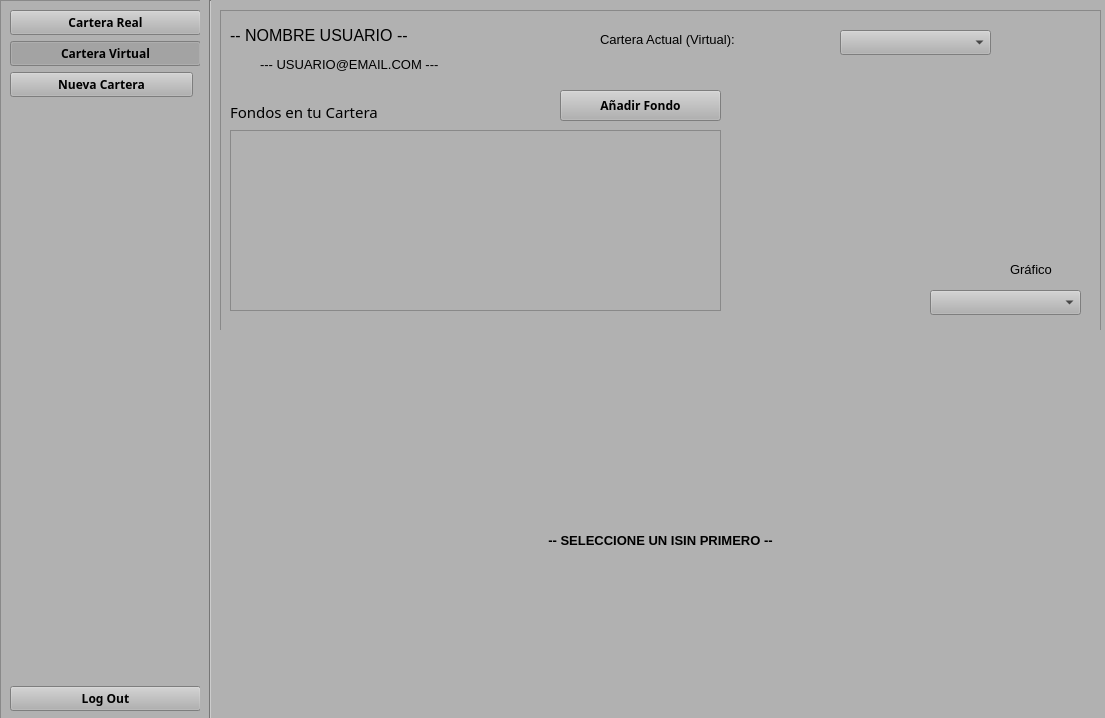
Above: src/View/PrincipalUsuario.ui from jesusramondovale/IngenicaSTS before the change. Below: the same form after it.
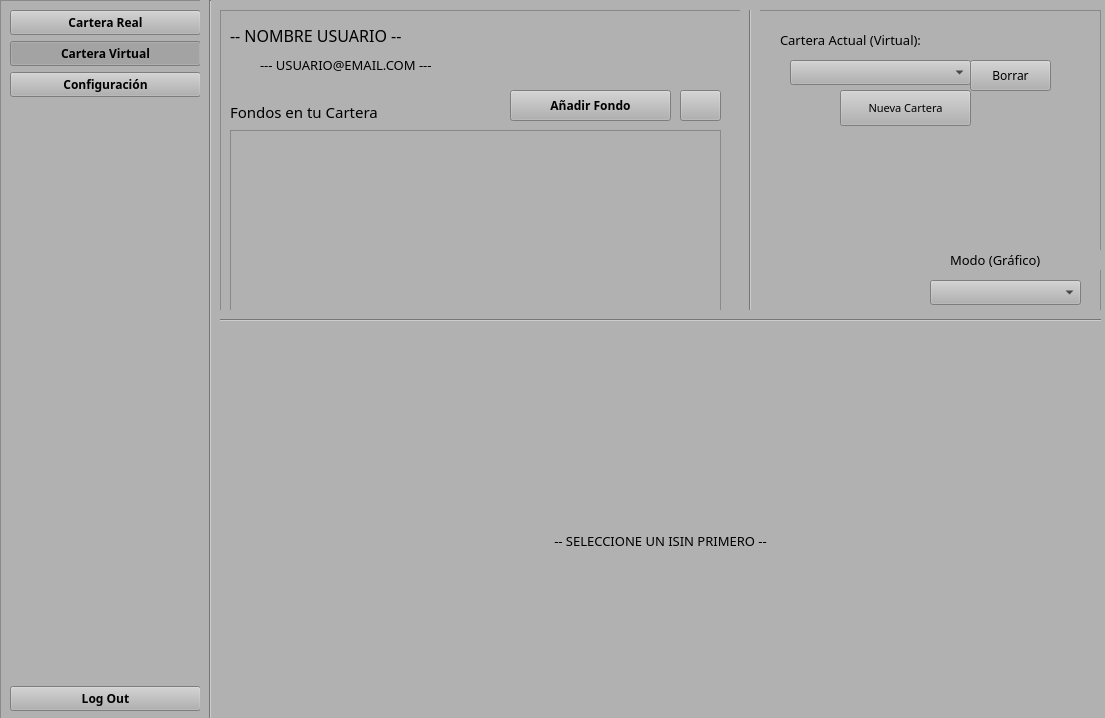
That is the form after the change. Icons and pictures are not drawn.

Commit message: Añadido: Borrar Carteras y Borrar Fondos en Cada Cartera

```diff
--- a/src/View/PrincipalUsuario.ui
+++ b/src/View/PrincipalUsuario.ui
@@ -91,13 +91,7 @@
       </widget>
      </item>
      <item>
-      <widget class="QPushButton" name="buttonAddCarteras">
-       <property name="maximumSize">
-        <size>
-         <width>183</width>
-         <height>16777215</height>
-        </size>
-       </property>
+      <widget class="QPushButton" name="buttonCartVirt_2">
        <property name="font">
         <font>
          <family>Yu Gothic UI Light</family>
@@ -107,11 +101,17 @@
         </font>
        </property>
        <property name="text">
-        <string>Nueva Cartera</string>
+        <string>Configuración</string>
        </property>
        <property name="icon">
         <iconset>
-         <normaloff>../../../feather/plus-circle.svg</normaloff>../../../feather/plus-circle.svg</iconset>
+         <normaloff>../../../feather/settings.svg</normaloff>../../../feather/settings.svg</iconset>
+       </property>
+       <property name="checkable">
+        <bool>false</bool>
+       </property>
+       <property name="checked">
+        <bool>false</bool>
        </property>
       </widget>
      </item>
@@ -190,8 +190,10 @@
       </property>
       <property name="font">
        <font>
-        <family>MS UI Gothic</family>
+        <family>Yu Gothic UI Light</family>
         <pointsize>10</pointsize>
+        <weight>50</weight>
+        <bold>false</bold>
        </font>
       </property>
       <property name="text">
@@ -209,6 +211,7 @@
       </property>
       <property name="font">
        <font>
+        <family>Yu Gothic UI Light</family>
         <pointsize>12</pointsize>
         <weight>50</weight>
         <bold>false</bold>
@@ -243,30 +246,38 @@
      <widget class="QLabel" name="label">
       <property name="geometry">
        <rect>
-        <x>790</x>
-        <y>250</y>
-        <width>68</width>
-        <height>19</height>
+        <x>730</x>
+        <y>240</y>
+        <width>151</width>
+        <height>20</height>
        </rect>
       </property>
       <property name="font">
        <font>
+        <family>Yu Gothic UI Light</family>
         <pointsize>10</pointsize>
+        <weight>50</weight>
+        <bold>false</bold>
        </font>
       </property>
       <property name="text">
-       <string>Gráfico</string>
+       <string>Modo (Gráfico)</string>
       </property>
      </widget>
      <widget class="QComboBox" name="cbModo">
       <property name="geometry">
        <rect>
         <x>710</x>
-        <y>280</y>
+        <y>270</y>
         <width>151</width>
         <height>25</height>
        </rect>
       </property>
+      <property name="font">
+       <font>
+        <family>Yu Gothic UI Light</family>
+       </font>
+      </property>
       <property name="currentText">
        <string notr="true"/>
       </property>
@@ -274,7 +285,7 @@
      <widget class="QPushButton" name="buttonAddISIN">
       <property name="geometry">
        <rect>
-        <x>340</x>
+        <x>290</x>
         <y>80</y>
         <width>161</width>
         <height>31</height>
@@ -299,7 +310,7 @@
      <widget class="QLabel" name="label_2">
       <property name="geometry">
        <rect>
-        <x>380</x>
+        <x>560</x>
         <y>20</y>
         <width>221</width>
         <height>19</height>
@@ -307,7 +318,10 @@
       </property>
       <property name="font">
        <font>
+        <family>Yu Gothic UI Light</family>
         <pointsize>10</pointsize>
+        <weight>50</weight>
+        <bold>false</bold>
        </font>
       </property>
       <property name="text">
@@ -317,14 +331,15 @@
      <widget class="QComboBox" name="cbCarteras">
       <property name="geometry">
        <rect>
-        <x>620</x>
-        <y>20</y>
-        <width>151</width>
+        <x>570</x>
+        <y>50</y>
+        <width>181</width>
         <height>25</height>
        </rect>
       </property>
       <property name="font">
        <font>
+        <family>Yu Gothic UI Light</family>
         <pointsize>10</pointsize>
        </font>
       </property>
@@ -356,6 +371,107 @@
        <string>Fondos en tu Cartera</string>
       </property>
      </widget>
+     <widget class="QPushButton" name="buttonBorrarCartera">
+      <property name="geometry">
+       <rect>
+        <x>750</x>
+        <y>50</y>
+        <width>81</width>
+        <height>31</height>
+       </rect>
+      </property>
+      <property name="font">
+       <font>
+        <family>Yu Gothic UI Light</family>
+       </font>
+      </property>
+      <property name="text">
+       <string>Borrar</string>
+      </property>
+      <property name="icon">
+       <iconset>
+        <normaloff>../../../feather/delete.svg</normaloff>../../../feather/delete.svg</iconset>
+      </property>
+     </widget>
+     <widget class="QPushButton" name="buttonAddCarteras">
+      <property name="geometry">
+       <rect>
+        <x>620</x>
+        <y>80</y>
+        <width>131</width>
+        <height>36</height>
+       </rect>
+      </property>
+      <property name="maximumSize">
+       <size>
+        <width>183</width>
+        <height>16777215</height>
+       </size>
+      </property>
+      <property name="font">
+       <font>
+        <family>Yu Gothic UI Light</family>
+        <pointsize>8</pointsize>
+        <weight>50</weight>
+        <bold>false</bold>
+       </font>
+      </property>
+      <property name="text">
+       <string>Nueva Cartera</string>
+      </property>
+      <property name="icon">
+       <iconset>
+        <normaloff>../../../feather/plus-circle.svg</normaloff>../../../feather/plus-circle.svg</iconset>
+      </property>
+     </widget>
+     <widget class="QPushButton" name="buttonBorrarFondo">
+      <property name="geometry">
+       <rect>
+        <x>460</x>
+        <y>80</y>
+        <width>41</width>
+        <height>31</height>
+       </rect>
+      </property>
+      <property name="font">
+       <font>
+        <family>Yu Gothic UI Light</family>
+       </font>
+      </property>
+      <property name="text">
+       <string/>
+      </property>
+      <property name="icon">
+       <iconset>
+        <normaloff>../../../feather/delete.svg</normaloff>../../../feather/delete.svg</iconset>
+      </property>
+     </widget>
+     <widget class="Line" name="line_2">
+      <property name="geometry">
+       <rect>
+        <x>520</x>
+        <y>-10</y>
+        <width>20</width>
+        <height>321</height>
+       </rect>
+      </property>
+      <property name="orientation">
+       <enum>Qt::Vertical</enum>
+      </property>
+     </widget>
+     <widget class="Line" name="line_3">
+      <property name="geometry">
+       <rect>
+        <x>-13</x>
+        <y>300</y>
+        <width>901</width>
+        <height>20</height>
+       </rect>
+      </property>
+      <property name="orientation">
+       <enum>Qt::Horizontal</enum>
+      </property>
+     </widget>
     </widget>
     <widget class="QWidget" name="horizontalLayoutWidget">
      <property name="geometry">
@@ -371,9 +487,10 @@
        <widget class="QLabel" name="labelNoIsin">
         <property name="font">
          <font>
+          <family>Yu Gothic UI Light</family>
           <pointsize>10</pointsize>
-          <weight>75</weight>
-          <bold>true</bold>
+          <weight>50</weight>
+          <bold>false</bold>
          </font>
         </property>
         <property name="styleSheet">
```
Left out of the diff: 2 changed lines with no effect on the pictures. The commit also changes 4 other files.
